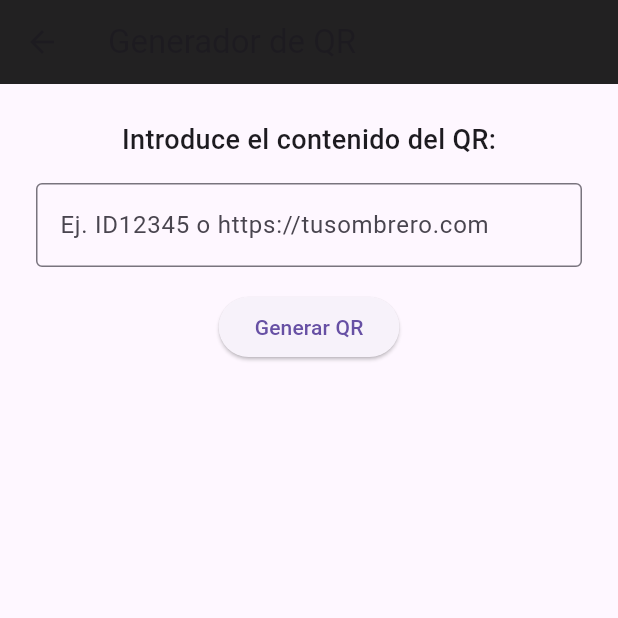
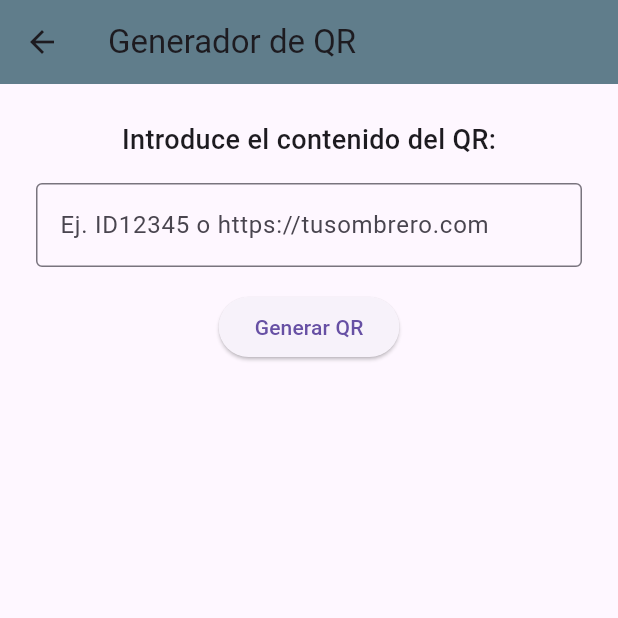
Before and after one commit to AnthonyMartinezC/PFC_AnthonyM, a Flutter app: the QRGeneratorPage screen opened directly, on a phone screen of 412 x 824 dp, the top half of it. Run offline on Flutter 3.47's test engine with Material 3 defaults, Android fonts, the phone set to English and light mode, and no system bars; our stand-ins replace cloud_firestore, firebase_auth, firebase_core, qr_flutter; missing offline and left inert: mobile_scanner; accounts and stored records are empty; statements that could not run were skipped.

Commit message:
commit arreglo colores qr generator page

```diff
--- a/lib/screens/qr_generator_page.dart
+++ b/lib/screens/qr_generator_page.dart
@@ -17,7 +17,7 @@ class _QRGeneratorPageState extends State<QRGeneratorPage> {
     return Scaffold(
       appBar: AppBar(
         title: const Text('Generador de QR'),
-        backgroundColor: Colors.black87,
+        backgroundColor: Colors.blueGrey,
       ),
       body: Padding(
         padding: const EdgeInsets.all(24.0),
```
